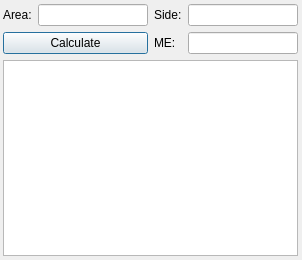
First picture: the form in src/gui/equ_trian_area.ui, repository ayham-1/upperLowerBounds, before the edit.
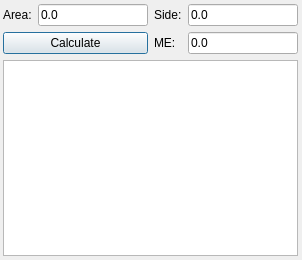
Second picture: the form after the edit.

The edit to the form file:
```diff
--- a/src/gui/equ_trian_area.ui
+++ b/src/gui/equ_trian_area.ui
@@ -13,7 +13,7 @@
   <property name="windowTitle">
    <string>Equilateral Triangle Formula: Area</string>
   </property>
-  <widget class="QWidget" name="">
+  <widget class="QWidget" name="layoutWidget">
    <property name="geometry">
     <rect>
      <x>3</x>
@@ -33,7 +33,11 @@
        </widget>
       </item>
       <item row="0" column="1">
-       <widget class="QLineEdit" name="areaText"/>
+       <widget class="QLineEdit" name="areaText">
+        <property name="text">
+         <string>0.0</string>
+        </property>
+       </widget>
       </item>
       <item row="0" column="2">
        <widget class="QLabel" name="label_2">
@@ -43,7 +47,11 @@
        </widget>
       </item>
       <item row="0" column="3">
-       <widget class="QLineEdit" name="sideText"/>
+       <widget class="QLineEdit" name="sideText">
+        <property name="text">
+         <string>0.0</string>
+        </property>
+       </widget>
       </item>
       <item row="1" column="0" colspan="2">
        <widget class="QPushButton" name="calculateBtn">
@@ -60,7 +68,11 @@
        </widget>
       </item>
       <item row="1" column="3">
-       <widget class="QLineEdit" name="maxErrorText"/>
+       <widget class="QLineEdit" name="maxErrorText">
+        <property name="text">
+         <string>0.0</string>
+        </property>
+       </widget>
       </item>
      </layout>
     </item>
```
